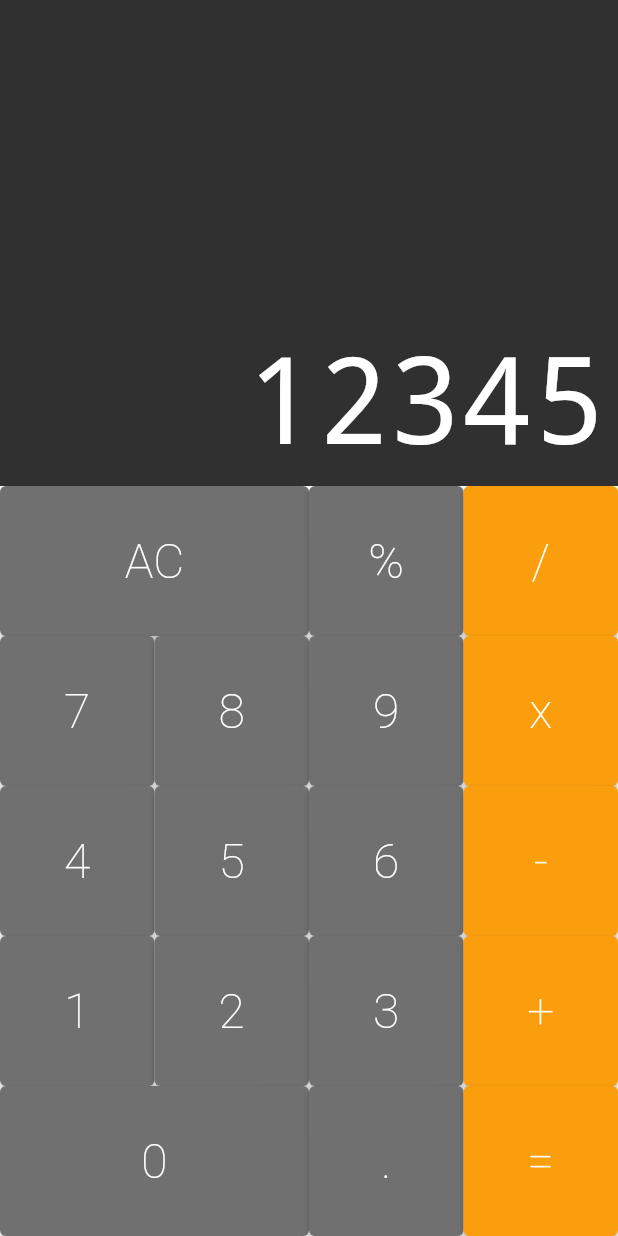
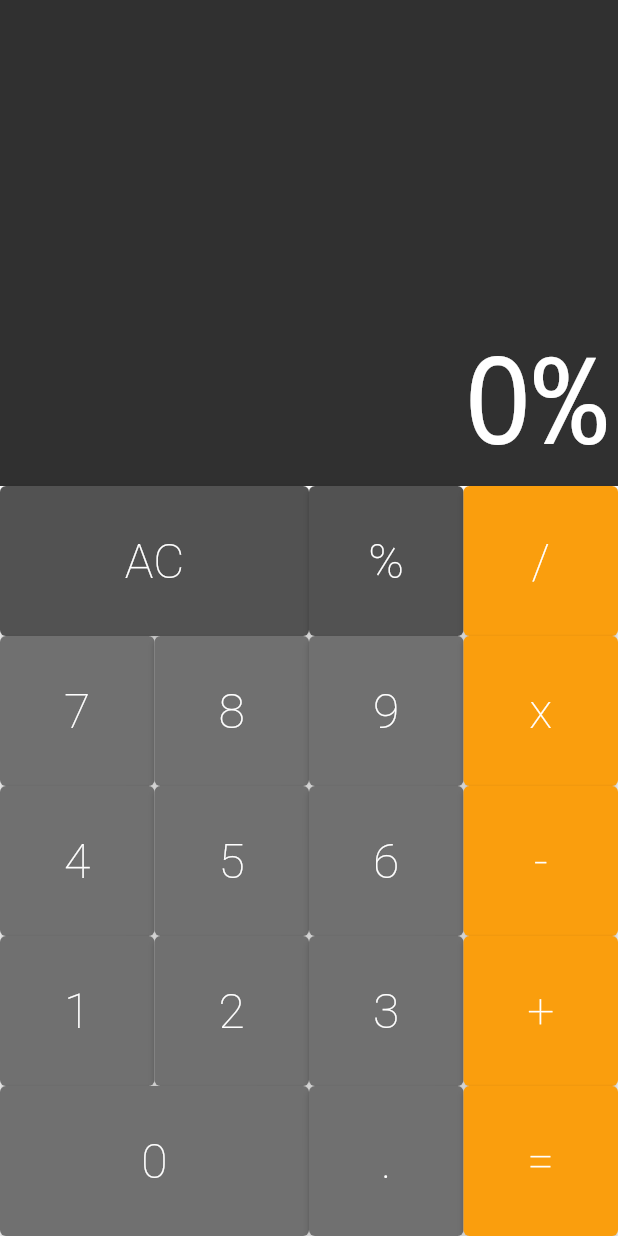
Before and after one commit to s7Thiago/flutter-calculator, a Flutter app: the screen it shows after launch, after a tap on an icon or button, on a phone screen of 412 x 824 dp. Run offline on Flutter 3.47's test engine with Material 2 defaults, Android fonts, the phone set to English and light mode, and no system bars; drawn by our look-alikes of auto_size_text.

Commit message:
Making the buttons interaction update the calculator display

```diff
--- a/lib/components/keyboard.dart
+++ b/lib/components/keyboard.dart
@@ -16,8 +16,8 @@ class Keyboard extends StatelessWidget {
         children: [
           ButtonRow(
             buttons: [
-              Button.big(text: 'AC', big: true, cb: cb),
-              Button(text: '%', cb: cb),
+              Button.big(text: 'AC', color: Button.DARK, big: true, cb: cb),
+              Button(text: '%', color: Button.DARK, cb: cb),
               Button.operation(text: '/', cb: cb),
             ],
           ),
--- a/lib/models/memory.dart
+++ b/lib/models/memory.dart
@@ -1,3 +1,17 @@
 class Memory {
+  String _value = '0';
 
+  String get value => _value;
+
+  void applyCommand(String command) {
+    if (command == 'AC') {
+      _clearAll();
+    } else {
+      _value += command;
+    }
+  }
+
+  void _clearAll() {
+    _value = '0';
+  }
 }
--- a/lib/screens/calculator.dart
+++ b/lib/screens/calculator.dart
@@ -4,12 +4,22 @@ import 'package:flutter/material.dart';
 
 import '../components/display.dart';
 import '../components/keyboard.dart';
+import '../models/memory.dart';
 
-class Calculator extends StatelessWidget {
+class Calculator extends StatefulWidget {
   const Calculator({Key? key}) : super(key: key);
 
-  _onPressed(String text) {
-    print(text);
+  @override
+  State<Calculator> createState() => _CalculatorState();
+}
+
+class _CalculatorState extends State<Calculator> {
+  final memory = Memory();
+
+  _onPressed(String command) {
+    setState(() {
+      memory.applyCommand(command);
+    });
   }
 
   @override
@@ -19,7 +29,7 @@ class Calculator extends StatelessWidget {
       home: Column(
         // ignore: prefer_const_literals_to_create_immutables
         children: [
-          Display('12345'),
+          Display(memory.value),
           Keyboard(
             cb: _onPressed,
           ),
```
